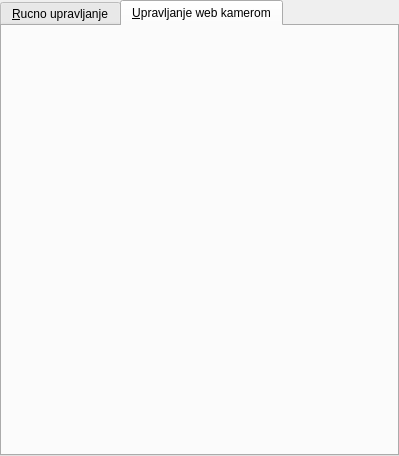
Before: the Qt Designer form interface/centralwidget.ui in zivlakmilos/RobotskaRuka, drawn with Qt 5.
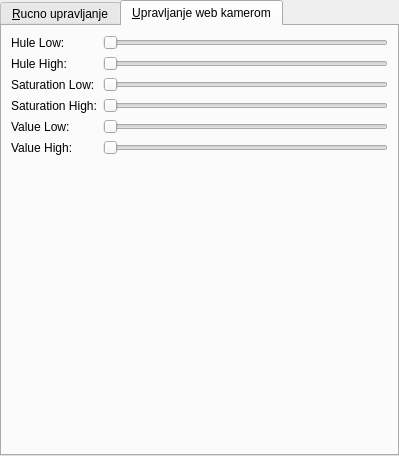
After: the same form once the commit is applied. The open tabs and pages were chosen to show the change.

Commit message: Zapocet dizajn za OpenCV deo, ali sad ne radi

```diff
--- a/interface/centralwidget.ui
+++ b/interface/centralwidget.ui
@@ -255,6 +255,94 @@
     <string>&amp;Upravljanje web kamerom</string>
    </attribute>
    <layout class="QVBoxLayout" name="verticalLayout_3">
+    <item>
+     <layout class="QGridLayout" name="gridLayout">
+      <item row="0" column="0">
+       <widget class="QLabel" name="label_6">
+        <property name="text">
+         <string>Hule Low:</string>
+        </property>
+       </widget>
+      </item>
+      <item row="1" column="0">
+       <widget class="QLabel" name="label_7">
+        <property name="text">
+         <string>Hule High:</string>
+        </property>
+       </widget>
+      </item>
+      <item row="1" column="1">
+       <widget class="QSlider" name="hsHL">
+        <property name="orientation">
+         <enum>Qt::Horizontal</enum>
+        </property>
+       </widget>
+      </item>
+      <item row="2" column="0">
+       <widget class="QLabel" name="label_9">
+        <property name="text">
+         <string>Saturation Low:</string>
+        </property>
+       </widget>
+      </item>
+      <item row="4" column="1">
+       <widget class="QSlider" name="hsVL">
+        <property name="orientation">
+         <enum>Qt::Horizontal</enum>
+        </property>
+       </widget>
+      </item>
+      <item row="5" column="1">
+       <widget class="QSlider" name="HSVH">
+        <property name="orientation">
+         <enum>Qt::Horizontal</enum>
+        </property>
+       </widget>
+      </item>
+      <item row="0" column="1">
+       <widget class="QSlider" name="hsHH">
+        <property name="orientation">
+         <enum>Qt::Horizontal</enum>
+        </property>
+       </widget>
+      </item>
+      <item row="2" column="1">
+       <widget class="QSlider" name="hsSL">
+        <property name="orientation">
+         <enum>Qt::Horizontal</enum>
+        </property>
+       </widget>
+      </item>
+      <item row="3" column="0">
+       <widget class="QLabel" name="label_8">
+        <property name="text">
+         <string>Saturation High:</string>
+        </property>
+       </widget>
+      </item>
+      <item row="3" column="1">
+       <widget class="QSlider" name="shSH">
+        <property name="orientation">
+         <enum>Qt::Horizontal</enum>
+        </property>
+       </widget>
+      </item>
+      <item row="4" column="0">
+       <widget class="QLabel" name="label_11">
+        <property name="text">
+         <string>Value Low:</string>
+        </property>
+       </widget>
+      </item>
+      <item row="5" column="0">
+       <widget class="QLabel" name="label_10">
+        <property name="text">
+         <string>Value High:</string>
+        </property>
+       </widget>
+      </item>
+     </layout>
+    </item>
     <item>
      <layout class="QHBoxLayout" name="horizontalLayout_7">
       <item>
```
The commit also changes 2 other files.
